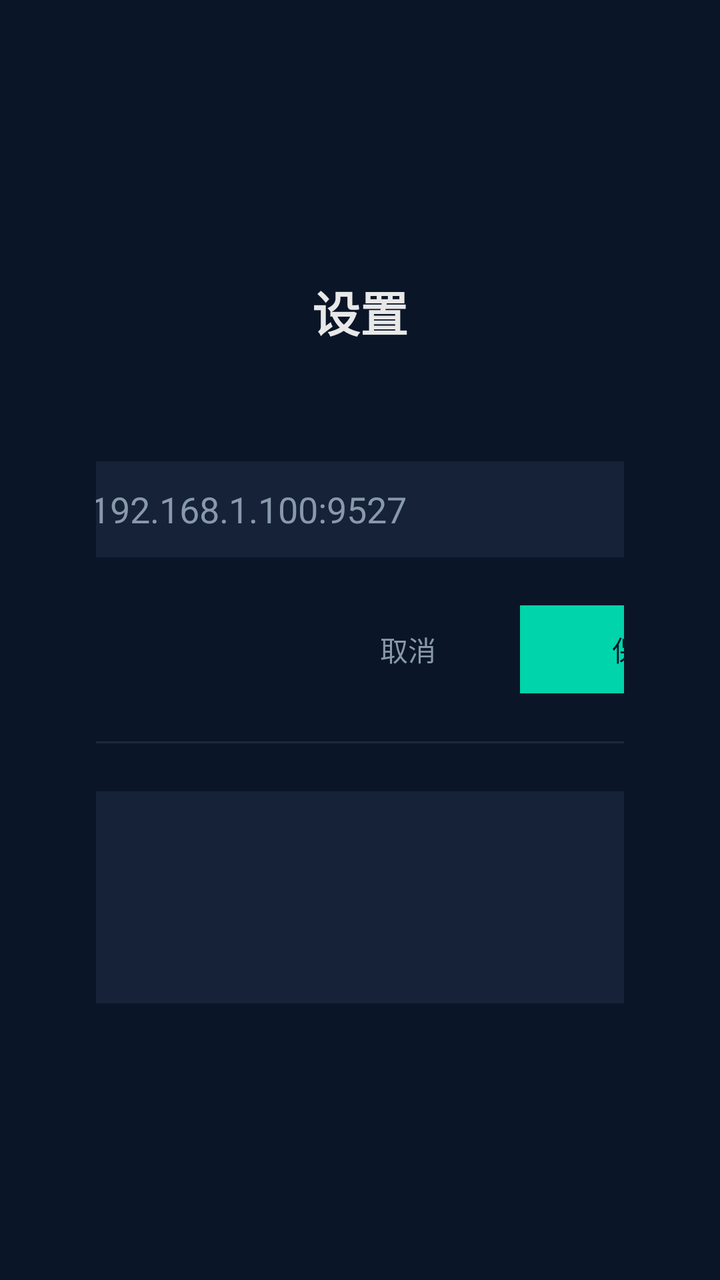
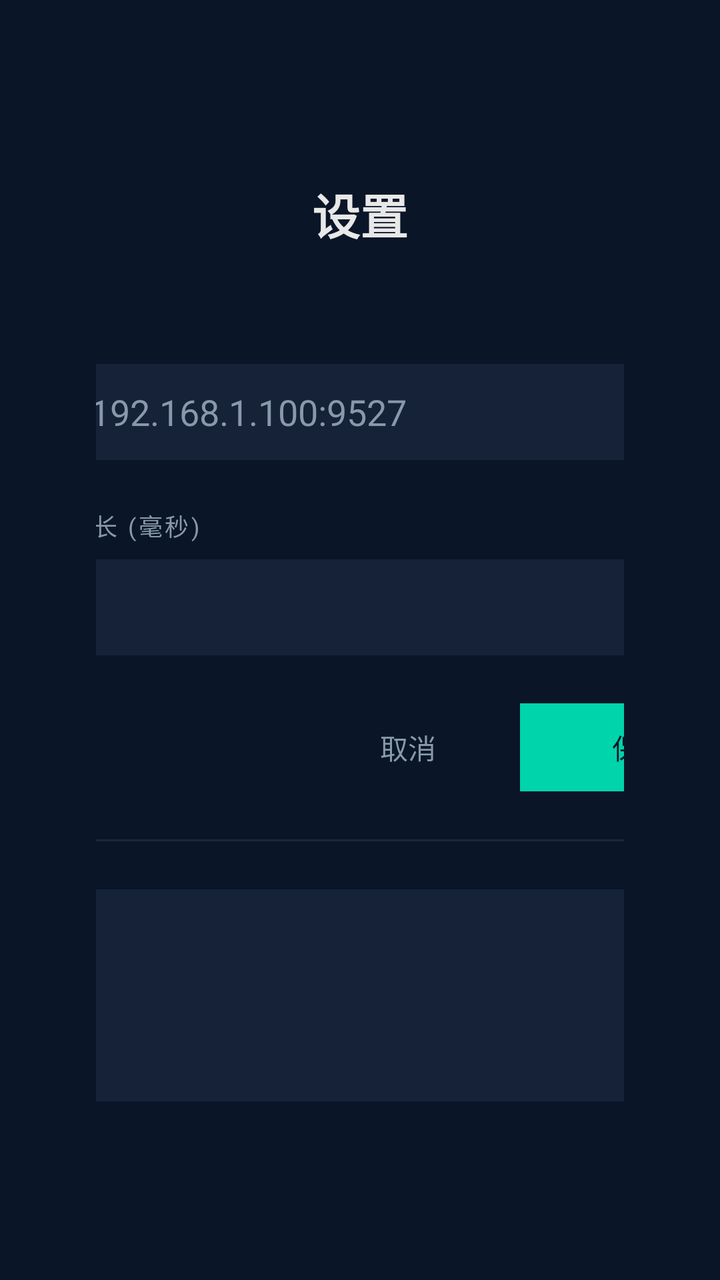

Before-and-after screenshots of an Android layout around one commit, followed by the original layout XML and the change that was made.
<!-- AndroidManifest.xml: application theme Theme.TVPlayer -->
<!-- res/layout/activity_settings.xml -->
<?xml version="1.0" encoding="utf-8"?>
<LinearLayout
    xmlns:android="http://schemas.android.com/apk/res/android"
    android:layout_width="match_parent"
    android:layout_height="match_parent"
    android:orientation="vertical"
    android:gravity="center"
    android:background="@color/bg_main"
    android:padding="48dp">

    <TextView
        android:layout_width="wrap_content"
        android:layout_height="wrap_content"
        android:text="设置"
        android:textColor="@color/text_primary"
        android:textSize="24sp"
        android:textStyle="bold"
        android:layout_marginBottom="32dp" />

    <LinearLayout
        android:layout_width="400dp"
        android:layout_height="wrap_content"
        android:orientation="vertical">

        <TextView
            android:layout_width="wrap_content"
            android:layout_height="wrap_content"
            android:text="服务器地址"
            android:textColor="@color/text_secondary"
            android:textSize="12sp"
            android:textAllCaps="true"
            android:letterSpacing="0.1"
            android:layout_marginBottom="8dp" />

        <EditText
            android:id="@+id/etServerUrl"
            android:layout_width="match_parent"
            android:layout_height="48dp"
            android:background="@color/bg_card"
            android:textColor="@color/text_primary"
            android:hint="http://192.168.1.100:9527"
            android:textColorHint="@color/text_secondary"
            android:paddingHorizontal="16dp"
            android:inputType="textUri"
            android:singleLine="true"
            android:layout_marginBottom="24dp" />

        <LinearLayout
            android:layout_width="match_parent"
            android:layout_height="wrap_content"
            android:orientation="horizontal"
            android:gravity="end">

            <Button
                android:id="@+id/btnCancel"
                android:layout_width="wrap_content"
                android:layout_height="44dp"
                android:text="取消"
                android:textColor="@color/text_secondary"
                android:background="@android:color/transparent"
                android:layout_marginEnd="12dp" />

            <Button
                android:id="@+id/btnSave"
                android:layout_width="120dp"
                android:layout_height="44dp"
                android:text="保存"
                android:textColor="@color/bg_main"
                android:background="@color/accent" />
        </LinearLayout>

        
        <View
            android:layout_width="match_parent"
            android:layout_height="1dp"
            android:background="@color/divider"
            android:layout_marginVertical="24dp" />

        
        <LinearLayout
            android:layout_width="match_parent"
            android:layout_height="wrap_content"
            android:orientation="vertical"
            android:background="@color/bg_card"
            android:padding="16dp">

            <LinearLayout
                android:layout_width="match_parent"
                android:layout_height="wrap_content"
                android:orientation="horizontal"
                android:layout_marginBottom="8dp">
                <TextView
                    android:layout_width="0dp"
                    android:layout_height="wrap_content"
                    android:layout_weight="1"
                    android:text="应用版本"
                    android:textColor="@color/text_secondary"
                    android:textSize="13sp" />
                <TextView
                    android:id="@+id/tvAppVersion"
                    android:layout_width="wrap_content"
                    android:layout_height="wrap_content"
                    android:textColor="@color/text_primary"
                    android:textSize="13sp" />
            </LinearLayout>

            <LinearLayout
                android:layout_width="match_parent"
                android:layout_height="wrap_content"
                android:orientation="horizontal"
                android:layout_marginBottom="8dp">
                <TextView
                    android:layout_width="0dp"
                    android:layout_height="wrap_content"
                    android:layout_weight="1"
                    android:text="设备ID"
                    android:textColor="@color/text_secondary"
                    android:textSize="13sp" />
                <TextView
                    android:id="@+id/tvDeviceId"
                    android:layout_width="wrap_content"
                    android:layout_height="wrap_content"
                    android:textColor="@color/text_primary"
                    android:textSize="12sp"
                    android:fontFamily="monospace" />
            </LinearLayout>

            <LinearLayout
                android:layout_width="match_parent"
                android:layout_height="wrap_content"
                android:orientation="horizontal">
                <TextView
                    android:layout_width="0dp"
                    android:layout_height="wrap_content"
                    android:layout_weight="1"
                    android:text="授权状态"
                    android:textColor="@color/text_secondary"
                    android:textSize="13sp" />
                <TextView
                    android:id="@+id/tvAuthStatusInfo"
                    android:layout_width="wrap_content"
                    android:layout_height="wrap_content"
                    android:textColor="@color/accent"
                    android:textSize="13sp" />
            </LinearLayout>
        </LinearLayout>

    </LinearLayout>

</LinearLayout>
<!-- resources referenced by this layout -->
<resources>
  <color name="accent">#FF00D4AA</color>
  <color name="bg_card">#FF152238</color>
  <color name="bg_main">#FF0A1628</color>
  <color name="divider">#FF1A2A3A</color>
  <color name="text_primary">#FFE8E8E8</color>
  <color name="text_secondary">#FF8899AA</color>
  <style name="Theme.TVPlayer" parent="Theme.AppCompat.NoActionBar">
          <item name="android:windowNoTitle">true</item>
          <item name="android:windowFullscreen">true</item>
          <item name="android:windowBackground">@color/bg_main</item>
          <item name="android:colorPrimary">@color/accent</item>
          <item name="android:colorAccent">@color/accent</item>
          <item name="android:textColorPrimary">@color/text_primary</item>
          <item name="android:textColorSecondary">@color/text_secondary</item>
      </style>
</resources>

<!-- the commit's change to res/layout/activity_settings.xml (unified diff, before → after) -->
@@ -42,6 +42,29 @@
             android:textColorHint="@color/text_secondary"
             android:paddingHorizontal="16dp"
             android:inputType="textUri"
+            android:singleLine="true"
+            android:layout_marginBottom="24dp" />
+
+        <TextView
+            android:layout_width="wrap_content"
+            android:layout_height="wrap_content"
+            android:text="网络缓存时长 (毫秒)"
+            android:textColor="@color/text_secondary"
+            android:textSize="12sp"
+            android:textAllCaps="true"
+            android:letterSpacing="0.1"
+            android:layout_marginBottom="8dp" />
+
+        <EditText
+            android:id="@+id/etNetworkCache"
+            android:layout_width="match_parent"
+            android:layout_height="48dp"
+            android:background="@color/bg_card"
+            android:textColor="@color/text_primary"
+            android:hint="1500"
+            android:textColorHint="@color/text_secondary"
+            android:paddingHorizontal="16dp"
+            android:inputType="number"
             android:singleLine="true"
             android:layout_marginBottom="24dp" />
 
